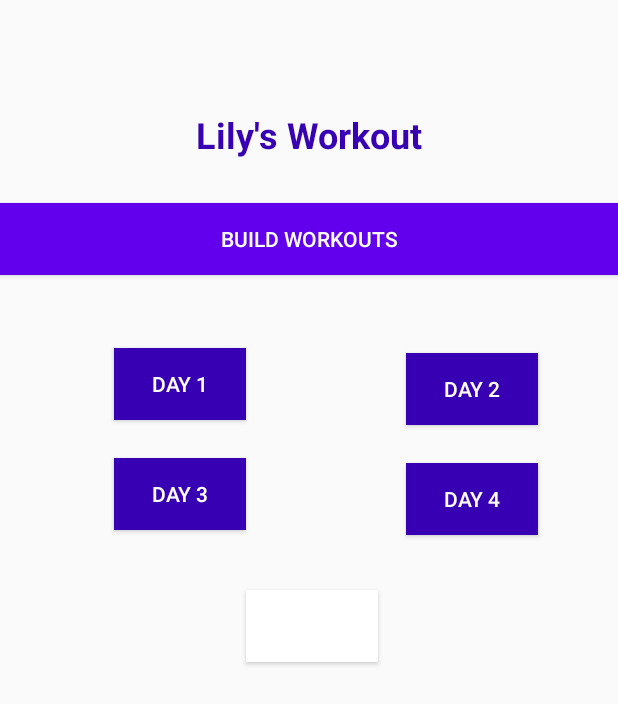
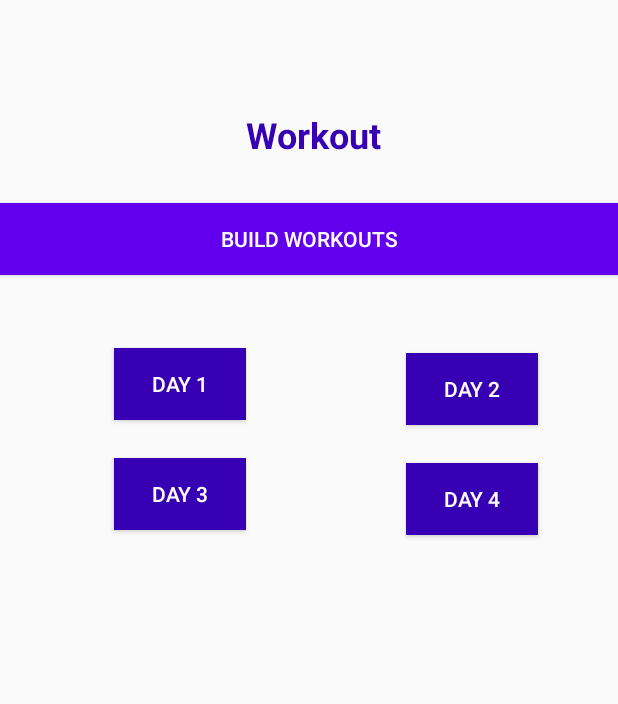
Before and after one commit to Blak3Nick/UMGC.Team3, an Android app: the layout loaded_workout_activity.xml on its own in the app's theme, with its tools: preview values and no code run, on a phone screen of 412 x 824 dp. Shown: the top 704 px of the screen. Run offline under Robolectric (Android 15) with nearby library versions, the phone set to English and light mode, and no system bars.

Commit message:
Adjusted the view on the workout overview page.

```diff
--- a/app/src/main/AndroidManifest.xml
+++ b/app/src/main/AndroidManifest.xml
@@ -10,6 +10,7 @@
         android:supportsRtl="true"
         android:theme="@style/AppTheme">
         <activity android:name=".LoginActivity" />
+        <activity android:name=".LoadWorkoutsActivity" />
         <activity
             android:name=".RegisterActivity"
             android:label="@string/title_activity_register"
--- a/app/src/main/java/com/example/umgcteam3/LoadWorkoutsActivity.java
+++ b/app/src/main/java/com/example/umgcteam3/LoadWorkoutsActivity.java
@@ -51,22 +51,13 @@
         startActivity(getDay4Overview);
     }
 
-    public void circuit_day_generator(View view) {
-        // TODO
-//        Intent getCircuitOverview = new Intent(this, circuit_Overview_Activity.class);
-//        final int result = 1;
-//
-//        startActivity(getCircuitOverview);
-
-    }
 
 
     public void onLogin (View view) {
         //Build Workouts button
         BackgroundWorker backgroundWorker = new BackgroundWorker(this);
         backgroundWorker.execute();
-//        BackgroundWorkerCircuit circuit = new BackgroundWorkerCircuit(this);
-//        circuit.execute();
+
 
     }
     public void onLogin () {
@@ -74,8 +65,7 @@
         LoginActivity loginActivity = new LoginActivity();
         BackgroundWorker backgroundWorker = new BackgroundWorker(this);
         backgroundWorker.execute();
-//        BackgroundWorkerCircuit circuit = new BackgroundWorkerCircuit(this);
-//        circuit.execute();
+
     }
 
 
--- a/app/src/main/res/layout/loaded_workout_activity.xml
+++ b/app/src/main/res/layout/loaded_workout_activity.xml
@@ -69,7 +69,7 @@
         android:layout_width="wrap_content"
         android:layout_height="wrap_content"
         android:layout_marginTop="73dp"
-        android:text="Lily's Workout"
+        android:text=" Workout"
         android:textColor="@color/colorPrimaryDark"
         android:textSize="24sp"
         android:textStyle="bold"
@@ -92,19 +92,5 @@
         app:layout_constraintStart_toStartOf="parent"
         app:layout_constraintTop_toBottomOf="@+id/textView" />
 
-    <Button
-        android:id="@+id/button13"
-        android:layout_width="wrap_content"
-        android:layout_height="wrap_content"
-        android:layout_marginStart="164dp"
-        android:layout_marginLeft="164dp"
-        android:layout_marginTop="210dp"
-        android:background="@color/design_default_color_background"
-        android:onClick="circuit_day_generator"
-        android:text="Circuit"
-        android:textColor="@color/cardview_light_background"
-        app:layout_constraintStart_toStartOf="parent"
-        app:layout_constraintTop_toBottomOf="@+id/button" />
-
 
 </androidx.constraintlayout.widget.ConstraintLayout>
```
